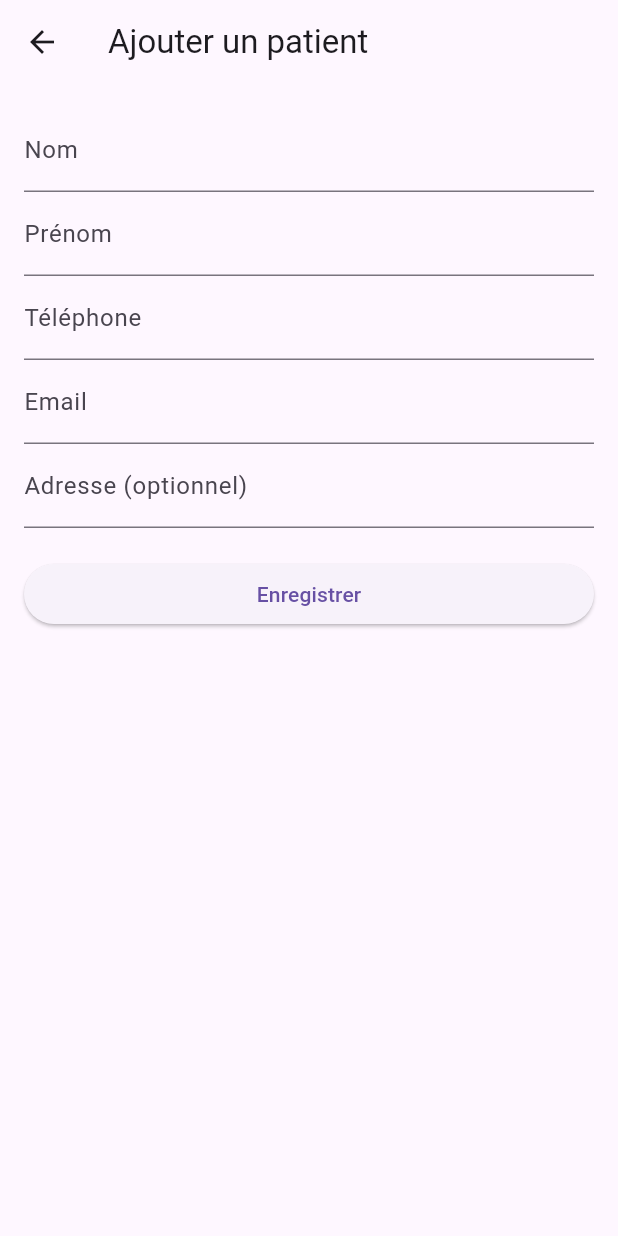
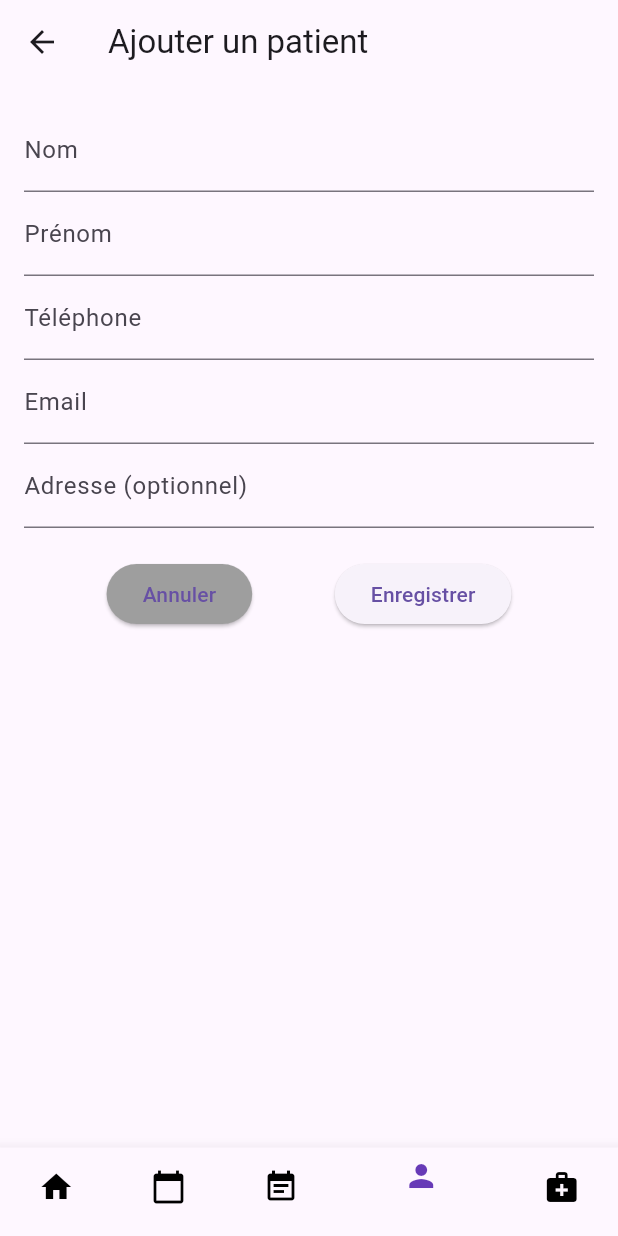
Before and after one commit to tom77710/projet_medical_management_flutter, a Flutter app: the AddPatientPage screen opened directly, on a phone screen of 412 x 824 dp. Run offline on Flutter 3.47's test engine with Material 3 defaults, Android fonts, the phone set to English and light mode, and no system bars; our stand-ins replace cloud_firestore, connectivity_plus, firebase_core, sqflite; accounts and stored records are empty.

```diff
--- a/lib/screens/add_patient_page.dart
+++ b/lib/screens/add_patient_page.dart
@@ -43,14 +43,34 @@ class _AddPatientPageState extends State<AddPatientPage> {
       );
       await db.insertPatient(patient);
       if (!mounted) return;
+      ScaffoldMessenger.of(context).showSnackBar(
+        const SnackBar(content: Text('Patient ajouté avec succès.')),
+      );
+      await Future.delayed(const Duration(milliseconds: 500));
       Navigator.pop(context, true);
     }
+  }
+
+  int _selectedIndex = 3;
+
+  void _onItemTapped(int index) {
+    setState(() {
+      _selectedIndex = index;
+      Navigator.pop(context);
+    });
   }
 
   @override
   Widget build(BuildContext context) {
     return Scaffold(
-      appBar: AppBar(title: const Text('Ajouter un patient')),
+      resizeToAvoidBottomInset: true,
+      appBar: AppBar(
+        title: const Text('Ajouter un patient'),
+        leading: IconButton(
+          icon: const Icon(Icons.arrow_back),
+          onPressed: () => Navigator.pop(context),
+        ),
+      ),
       body: Padding(
         padding: const EdgeInsets.all(16.0),
         child: Form(
@@ -59,39 +79,81 @@ class _AddPatientPageState extends State<AddPatientPage> {
             children: [
               TextFormField(
                 controller: _nomController,
+                keyboardType: TextInputType.text,
                 decoration: const InputDecoration(labelText: 'Nom'),
-                validator: (value) => value!.isEmpty ? 'Champ requis' : null,
+                validator: (value) =>
+                value == null || value.isEmpty ? 'Champ requis' : null,
               ),
               TextFormField(
                 controller: _prenomController,
+                keyboardType: TextInputType.text,
                 decoration: const InputDecoration(labelText: 'Prénom'),
-                validator: (value) => value!.isEmpty ? 'Champ requis' : null,
+                validator: (value) =>
+                value == null || value.isEmpty ? 'Champ requis' : null,
               ),
               TextFormField(
                 controller: _telephoneController,
-                keyboardType: TextInputType.phone,
+                keyboardType: TextInputType.number,
                 decoration: const InputDecoration(labelText: 'Téléphone'),
-                validator: (value) => value!.isEmpty ? 'Champ requis' : null,
+                validator: (value) {
+                  if (value == null || value.isEmpty) return 'Champ requis';
+                  if (!RegExp(r'^\d{10}$').hasMatch(value)) {
+                    return 'Téléphone invalide';
+                  }
+                  return null;
+                },
               ),
               TextFormField(
                 controller: _emailController,
                 keyboardType: TextInputType.emailAddress,
                 decoration: const InputDecoration(labelText: 'Email'),
-                validator: (value) => value!.isEmpty ? 'Champ requis' : null,
+                validator: (value) {
+                  if (value == null || value.isEmpty) return 'Champ requis';
+                  if (!RegExp(r'^[\w\.-]+@[\w\.-]+\.\w+$')
+                      .hasMatch(value)) {
+                    return 'Email invalide';
+                  }
+                  return null;
+                },
               ),
               TextFormField(
                 controller: _adresseController,
-                decoration: const InputDecoration(labelText: 'Adresse (optionnel)'),
+                keyboardType: TextInputType.text,
+                decoration:
+                const InputDecoration(labelText: 'Adresse (optionnel)'),
               ),
               const SizedBox(height: 20),
-              ElevatedButton(
-                onPressed: _savePatient,
-                child: const Text('Enregistrer'),
+              Row(
+                mainAxisAlignment: MainAxisAlignment.spaceEvenly,
+                children: [
+                  ElevatedButton(
+                    onPressed: () => Navigator.pop(context),
+                    style: ElevatedButton.styleFrom(backgroundColor: Colors.grey),
+                    child: const Text('Annuler'),
+                  ),
+                  ElevatedButton(
+                    onPressed: _savePatient,
+                    child: const Text('Enregistrer'),
+                  ),
+                ],
               )
             ],
           ),
         ),
       ),
+      bottomNavigationBar: BottomNavigationBar(
+        currentIndex: _selectedIndex,
+        onTap: _onItemTapped,
+        selectedItemColor: Colors.deepPurple,
+        unselectedItemColor: Colors.black,
+        items: const [
+          BottomNavigationBarItem(icon: Icon(Icons.home), label: ''),
+          BottomNavigationBarItem(icon: Icon(Icons.calendar_today), label: ''),
+          BottomNavigationBarItem(icon: Icon(Icons.event_note), label: ''),
+          BottomNavigationBarItem(icon: Icon(Icons.person), label: ''),
+          BottomNavigationBarItem(icon: Icon(Icons.medical_services), label: ''),
+        ],
+      ),
     );
   }
 }
--- a/pubspec.yaml
+++ b/pubspec.yaml
@@ -10,9 +10,12 @@ environment:
 dependencies:
   flutter:
     sdk: flutter
+  firebase_core: ^2.30.0
+  cloud_firestore: ^4.15.0
   sqflite: ^2.3.2
   path: ^1.9.0
   uuid: ^4.0.0
+  connectivity_plus: ^6.0.3
 
   cupertino_icons: ^1.0.8
 
```
Also changed, not shown: lib/database/db_helper.dart (+17 -5 lines), lib/main.dart (+8 -1 lines), lib/screens/patient_management_page.dart (+101 -5 lines), lib/services/firebase_sync_service.dart (added, +51 -0 lines), firebase.json (added), lib/firebase_options.dart (added), pubspec.lock, 7 other files.
